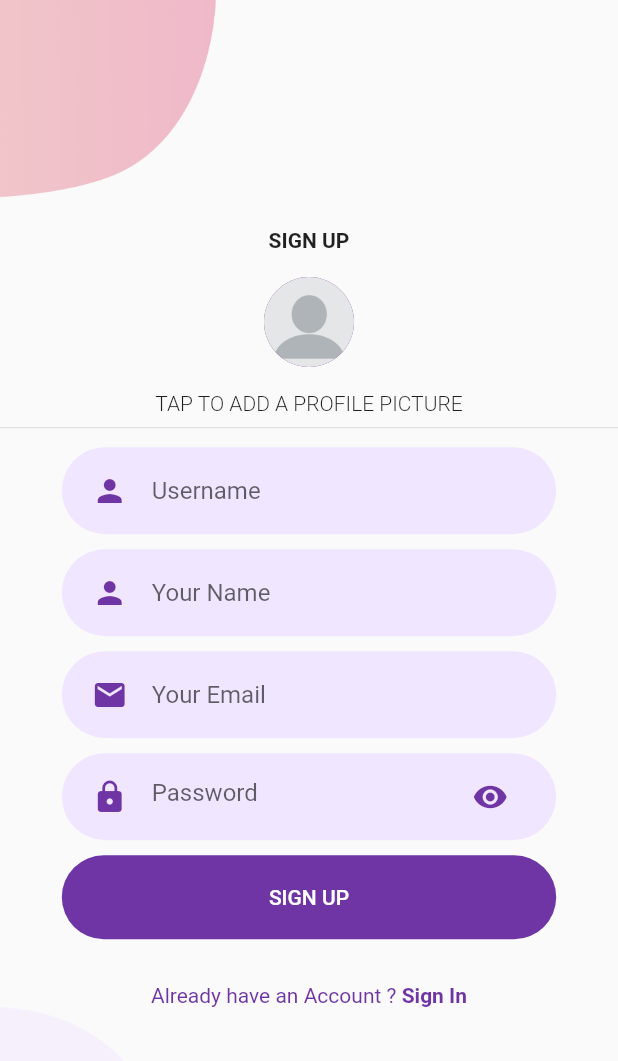
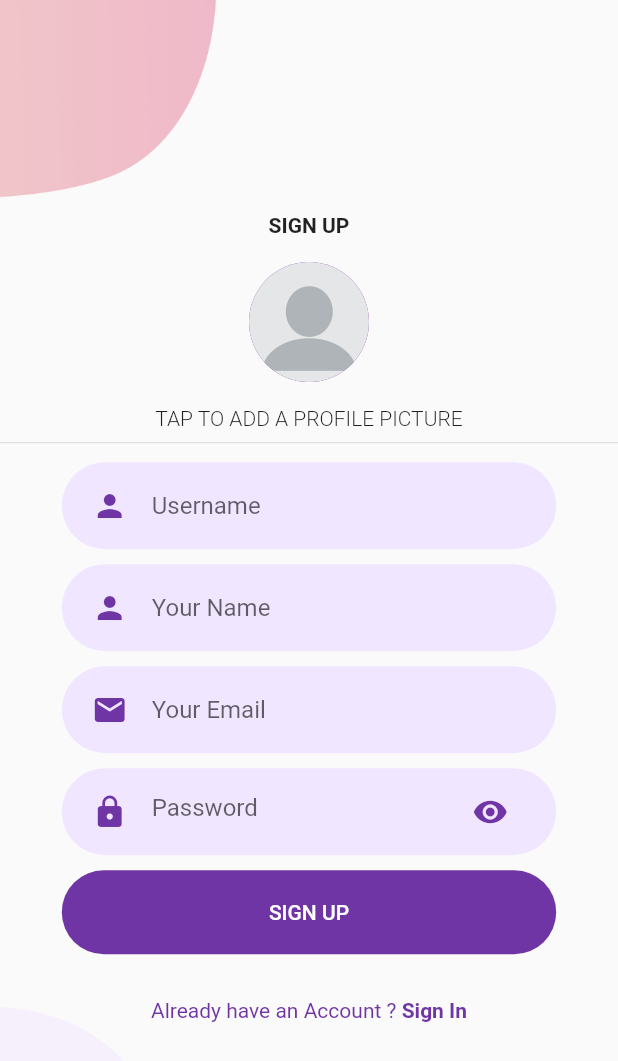
Before and after one commit to sidjmishra/Friend-Suggestion-on-Music, a Flutter app: the HomePage screen opened directly, after a tap on the "exit to app" icon, after a tap on "LOGIN", after a tap on "Sign Up", on a phone screen of 412 x 824 dp. Shown: the top 1061 px of the screen. Run offline on Flutter 3.47's test engine with Material 2 defaults, Android fonts, the phone set to English and light mode, and no system bars; our stand-ins replace cached_network_image, cloud_firestore, dio, firebase_auth, firebase_core, firebase_messaging and 8 more; missing offline and left inert: spotify_sdk; accounts and stored records are empty.

Commit message:
User List

```diff
--- a/spotify_music_auth/lib/screens/chats/search.dart
+++ b/spotify_music_auth/lib/screens/chats/search.dart
@@ -80,6 +80,7 @@ class _SearchChatState extends State<SearchChat> {
             backgroundImage: NetworkImage(imgUrl),
             radius: 20.0,
           ),
+          const SizedBox(width: 10.0),
           Column(
             crossAxisAlignment: CrossAxisAlignment.start,
             children: [
@@ -90,7 +91,10 @@ class _SearchChatState extends State<SearchChat> {
               Text(
                 displayName,
                 style: const TextStyle(color: Colors.black, fontSize: 16),
-              )
+              ),
+              Text(Constants.displayName),
+              Text(Constants.uid),
+              Text(Constants.userName),
             ],
           ),
           const Spacer(),
--- a/spotify_music_auth/lib/screens/home.dart
+++ b/spotify_music_auth/lib/screens/home.dart
@@ -142,16 +142,22 @@ class _HomePageState extends State<HomePage> {
   }
 
   getUserInfo() async {
-    Constants.uid = HelperFunction.getUserUidSharedPreference().toString();
-    Constants.displayName =
-        HelperFunction.getUserDisplaySharedPreference().toString();
-    Constants.userName =
-        HelperFunction.getUserNameSharedPreference().toString();
+    HelperFunction.getUserUidSharedPreference().then((value) {
+      Constants.uid = value!;
+    });
+
+    HelperFunction.getUserDisplaySharedPreference().then((value) {
+      Constants.displayName = value!;
+    });
+
+    HelperFunction.getUserNameSharedPreference().then((value) {
+      Constants.userName = value!;
+    });
   }
 
   @override
   void initState() {
-    getAuthenticationToken();
+    // getAuthenticationToken();
     getUserInfo();
     super.initState();
   }
--- a/spotify_music_auth/lib/screens/login.dart
+++ b/spotify_music_auth/lib/screens/login.dart
@@ -3,12 +3,12 @@
 import 'package:cloud_firestore/cloud_firestore.dart';
 import 'package:flutter/material.dart';
 import 'package:flutter_svg/svg.dart';
+import 'package:spotify_music_auth/actual.dart';
 import 'package:spotify_music_auth/components/alreadyhaveaccount.dart';
 import 'package:spotify_music_auth/components/roundedbutton.dart';
 import 'package:spotify_music_auth/components/textfieldcontainer.dart';
 import 'package:spotify_music_auth/constants/constants.dart';
 import 'package:spotify_music_auth/constants/helper.dart';
-import 'package:spotify_music_auth/screens/home.dart';
 import 'package:spotify_music_auth/screens/signup.dart';
 import 'package:spotify_music_auth/services/auth.dart';
 import 'package:spotify_music_auth/services/database.dart';
@@ -51,8 +51,8 @@ class _LoginPageState extends State<LoginPage> {
 
             HelperFunction.saveUserLoggedInSharedPreference(true);
 
-            Navigator.pushReplacement(context,
-                MaterialPageRoute(builder: (context) => const HomePage()));
+            Navigator.pushReplacement(
+                context, MaterialPageRoute(builder: (context) => const Home()));
           }
         }).catchError((err) {
           print(err);
--- a/spotify_music_auth/lib/screens/screens.dart
+++ b/spotify_music_auth/lib/screens/screens.dart
@@ -4,22 +4,22 @@ import 'package:line_icons/line_icons.dart';
 import 'package:spotify_music_auth/constants/constants.dart';
 import 'package:spotify_music_auth/screens/activity.dart';
 import 'package:spotify_music_auth/screens/explore.dart';
-import 'package:spotify_music_auth/screens/home.dart' as home;
+import 'package:spotify_music_auth/screens/home.dart';
 import 'package:spotify_music_auth/screens/player.dart';
 import 'package:spotify_music_auth/screens/profile.dart';
 
-class HomePage extends StatefulWidget {
-  const HomePage({Key? key}) : super(key: key);
+class Home extends StatefulWidget {
+  const Home({Key? key}) : super(key: key);
 
   @override
-  State<HomePage> createState() => _HomePageState();
+  State<Home> createState() => _HomeState();
 }
 
-class _HomePageState extends State<HomePage> {
+class _HomeState extends State<Home> {
   int _currentPage = 0;
 
   final List<Widget> pages = [
-    const home.HomePage(),
+    const HomePage(),
     const Explore(),
     const Player(),
     const Activity(),
--- a/spotify_music_auth/lib/screens/signup.dart
+++ b/spotify_music_auth/lib/screens/signup.dart
@@ -9,7 +9,6 @@ import 'package:spotify_music_auth/components/alreadyhaveaccount.dart';
 import 'package:spotify_music_auth/components/roundedbutton.dart';
 import 'package:spotify_music_auth/components/textfieldcontainer.dart';
 import 'package:spotify_music_auth/constants/constants.dart';
-import 'package:spotify_music_auth/screens/home.dart';
 import 'package:spotify_music_auth/screens/login.dart';
 import 'package:spotify_music_auth/services/auth.dart';
 
@@ -35,24 +34,27 @@ class _SignUpState extends State<SignUp> {
   final picker = ImagePicker();
   var _imageFile;
 
+  bool isImage = false;
+
   Future pickImage() async {
     final pickedFile = await picker.pickImage(source: ImageSource.gallery);
 
     setState(() {
       _imageFile = File(pickedFile!.path);
+      isImage = true;
     });
   }
 
   Future signUp() async {
-    if (_formKey.currentState!.validate()) {
+    if (_formKey.currentState!.validate() && isImage) {
       try {
         await authService
-            .signUpPlay(
-                name.text, email.text, password.text, username.text, _imageFile)
+            .signUpPlay(name.text, email.text, password.text, username.text,
+                _imageFile ?? "")
             .then((value) {
           if (value != 'error') {
-            Navigator.pushReplacement(context,
-                MaterialPageRoute(builder: (context) => const HomePage()));
+            Navigator.pushReplacement(
+                context, MaterialPageRoute(builder: (context) => const Home()));
           }
         }).catchError((err) {
           setState(() {
@@ -118,23 +120,23 @@ class _SignUpState extends State<SignUp> {
                         child: _imageFile != null
                             ? CircleAvatar(
                                 backgroundImage: FileImage(_imageFile),
-                                radius: 30.0,
+                                radius: 40.0,
                               )
                             : const CircleAvatar(
                                 backgroundImage: AssetImage("assets/user.png"),
-                                radius: 30.0,
+                                radius: 40.0,
                               ),
                       ),
-                      SizedBox(height: size.height * 0.02),
-                      const Text(
-                        "TAP TO ADD A PROFILE PICTURE",
-                        style: TextStyle(fontWeight: FontWeight.w300),
-                      ),
+                      isImage
+                          ? const SizedBox()
+                          : SizedBox(height: size.height * 0.02),
+                      isImage
+                          ? const Text("")
+                          : const Text(
+                              "TAP TO ADD A PROFILE PICTURE",
+                              style: TextStyle(fontWeight: FontWeight.w300),
+                            ),
                       const Divider(),
-                      // SvgPicture.asset(
-                      //   "assets/signup.svg",
-                      //   height: size.height * 0.25,
-                      // ),
                       TextFieldContainer(
                         child: TextFormField(
                           validator: (val) {
--- a/spotify_music_auth/lib/services/auth.dart
+++ b/spotify_music_auth/lib/services/auth.dart
@@ -28,7 +28,7 @@ class AuthService {
           if (snapshot.connectionState == ConnectionState.active &&
               snapshot.hasData &&
               snapshot.data!.uid != null) {
-            return const HomePage();
+            return const Home();
           } else if (!snapshot.hasData) {
             return const Authenticate();
           }
```
